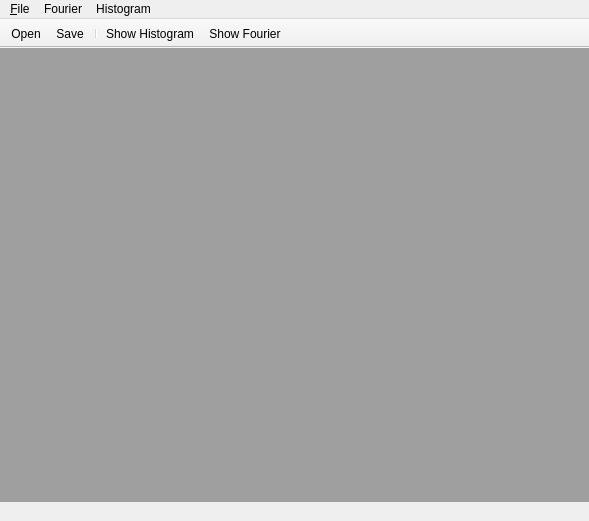
The window that ui/main_window.ui (d42/Fourierism) describes before a commit, drawn with Qt 5.
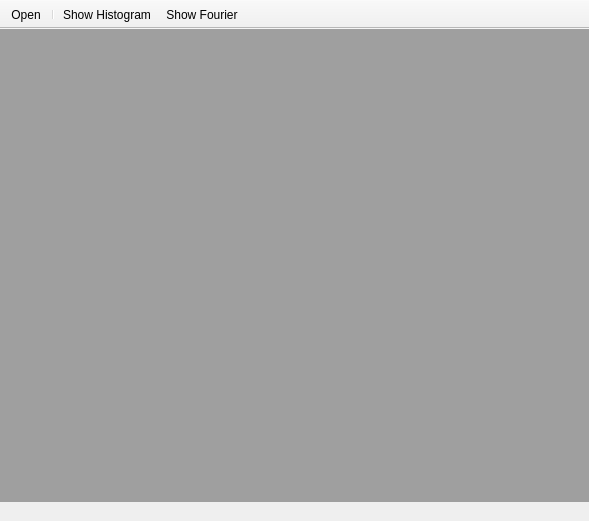
The same window after the commit. Icons and pictures are not drawn.

The edit to the form file:
```diff
--- a/ui/main_window.ui
+++ b/ui/main_window.ui
@@ -42,39 +42,6 @@
     </item>
    </layout>
   </widget>
-  <widget class="QMenuBar" name="menubar">
-   <property name="geometry">
-    <rect>
-     <x>0</x>
-     <y>0</y>
-     <width>589</width>
-     <height>20</height>
-    </rect>
-   </property>
-   <widget class="QMenu" name="menuFile">
-    <property name="title">
-     <string>&amp;File</string>
-    </property>
-    <addaction name="action_open_file"/>
-    <addaction name="action_save_file"/>
-    <addaction name="action_save_as"/>
-   </widget>
-   <widget class="QMenu" name="menuFourier">
-    <property name="title">
-     <string>Fourier</string>
-    </property>
-    <addaction name="action_show_fourier"/>
-   </widget>
-   <widget class="QMenu" name="menuHistogram">
-    <property name="title">
-     <string>Histogram</string>
-    </property>
-    <addaction name="action_show_histogram"/>
-   </widget>
-   <addaction name="menuFile"/>
-   <addaction name="menuFourier"/>
-   <addaction name="menuHistogram"/>
-  </widget>
   <widget class="QStatusBar" name="statusbar">
    <property name="sizeGripEnabled">
     <bool>false</bool>
@@ -97,7 +64,6 @@
     <bool>false</bool>
    </attribute>
    <addaction name="action_open_file"/>
-   <addaction name="action_save_file"/>
    <addaction name="separator"/>
    <addaction name="action_show_histogram"/>
    <addaction name="action_show_fourier"/>
```
Left out of the diff: 1 changed line with no effect on the pictures.
